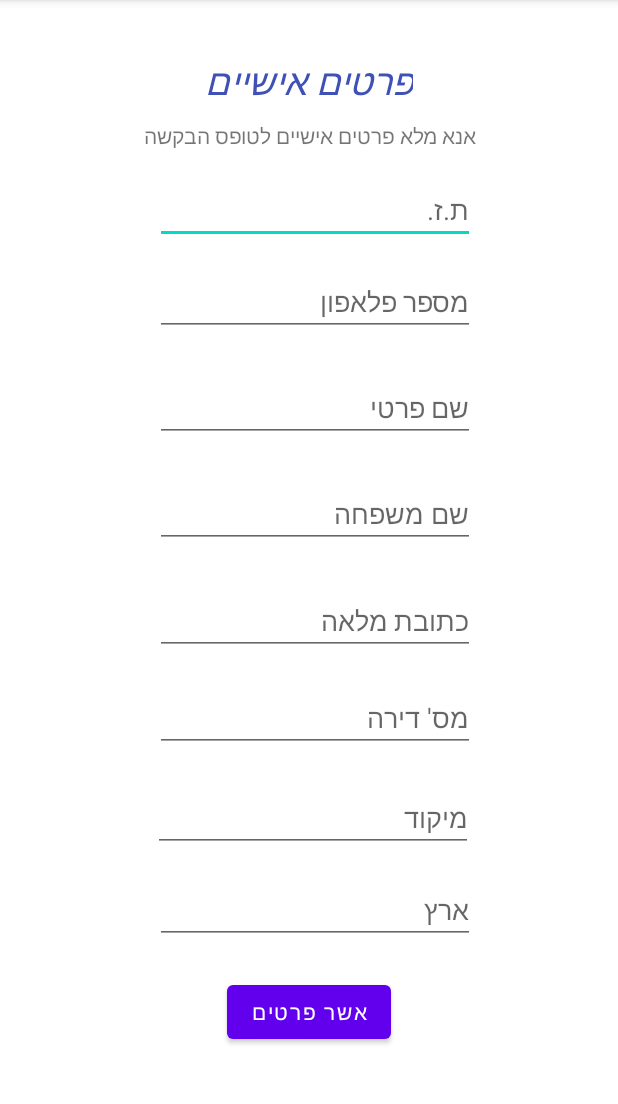
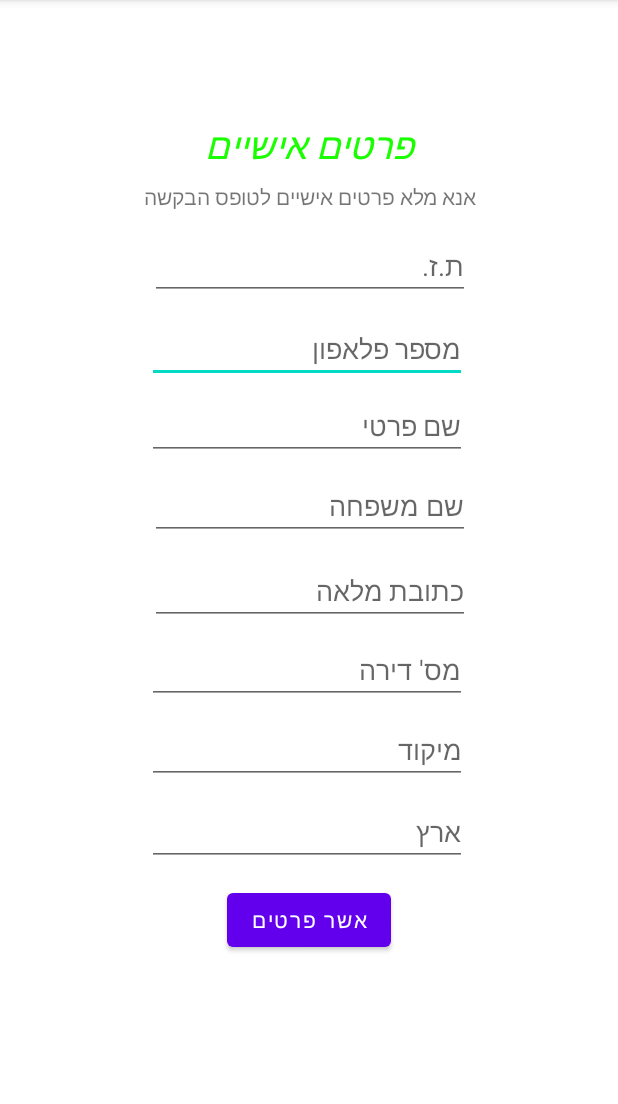
Before and after one commit to natos152/EasyPass, an Android app: the AdvancedRegisterActivity screen opened directly, with no data from a screen before it, on a phone screen of 412 x 824 dp, the part 84-1188 px from its top. Run offline under Robolectric (Android 15) with nearby library versions, the phone set to English and light mode, and no system bars; our stand-ins replace Firebase (no records; nobody signed in at launch, a user with empty details on screens opened directly).

Commit message:
Asaf work's too

```diff
--- a/app/src/main/java/com/example/easypass/SignUpActivity.java
+++ b/app/src/main/java/com/example/easypass/SignUpActivity.java
@@ -43,10 +43,14 @@ public class SignUpActivity extends AppCompatActivity {
 
 
     private void signUpUser() {
+        if (Email.getText().toString().equals("") || UserName.getText().toString().equals("") || Pass.getText().toString().equals("") || Repass.getText().toString().equals("")) {
+            Toast.makeText(getApplicationContext(), "אנא מלא/י את כל השדות", Toast.LENGTH_SHORT).show();
+            return;
+        }
         if (!Pass.getText().toString().equals(Repass.getText().toString())) {
             Toast.makeText(getApplicationContext(), "סיסמא אינה תואמת!", Toast.LENGTH_LONG).show();
             return;
-        }
+        } else {
             mAuth.createUserWithEmailAndPassword(Email.getText().toString(), Pass.getText().toString())
                     .addOnCompleteListener(SignUpActivity.this, task -> {
                         if (task.isSuccessful()) {
@@ -60,6 +64,8 @@ public class SignUpActivity extends AppCompatActivity {
                     });
         }
 
+    }
+
     public void onClick(View view) {
         signUpUser();
     }
--- a/app/src/main/res/layout/activity_advanced_register.xml
+++ b/app/src/main/res/layout/activity_advanced_register.xml
@@ -8,80 +8,109 @@
 
   <TextView
       android:id="@+id/textView5"
+      android:layout_width="184dp"
+      android:layout_height="wrap_content"
+      android:layout_marginTop="80dp"
+      android:text="פרטים אישיים"
+      android:textAlignment="center"
+      android:textColor="#1AFF00"
+      android:textDirection="firstStrongRtl"
+      android:textSize="24sp"
+      android:textStyle="italic"
+      android:visibility="visible"
+      app:layout_constraintEnd_toEndOf="parent"
+      app:layout_constraintStart_toStartOf="parent"
+      app:layout_constraintTop_toTopOf="parent"
+      tools:visibility="visible" />
+
+  <TextView
+      android:id="@+id/textView20"
       android:layout_width="wrap_content"
       android:layout_height="wrap_content"
-    android:layout_marginTop="37dp"
-    android:text="פרטים אישיים"
-    android:textColor="#3F51B5"
-    android:textSize="24sp"
-    android:textStyle="italic"
+      android:layout_marginTop="8dp"
+      android:text="אנא מלא פרטים אישיים לטופס הבקשה"
       app:layout_constraintEnd_toEndOf="parent"
       app:layout_constraintStart_toStartOf="parent"
-    app:layout_constraintTop_toTopOf="parent" />
-
-  <EditText
-    android:id="@+id/sign_id"
-    android:layout_width="wrap_content"
-    android:layout_height="wrap_content"
-    android:layout_marginStart="8dp"
-    android:layout_marginTop="17dp"
-    android:ems="10"
-    android:hint="ת.ז."
-    android:inputType="textPersonName"
-    app:layout_constraintStart_toStartOf="@+id/textView20"
-    app:layout_constraintTop_toBottomOf="@+id/textView20" />
+      app:layout_constraintTop_toBottomOf="@+id/textView5" />
 
   <EditText
       android:id="@+id/sign_phone"
       android:layout_width="wrap_content"
       android:layout_height="wrap_content"
-    android:layout_marginTop="16dp"
+      android:layout_marginTop="10dp"
+      android:layout_marginEnd="2dp"
       android:ems="10"
       android:hint="מספר פלאפון"
-    android:inputType="textPersonName"
-    app:layout_constraintStart_toStartOf="@+id/sign_id"
+      android:inputType="number"
+      android:maxLength="10"
+      app:layout_constraintEnd_toEndOf="@+id/sign_id"
       app:layout_constraintTop_toBottomOf="@+id/sign_id" />
 
   <EditText
       android:id="@+id/sign_country"
       android:layout_width="wrap_content"
       android:layout_height="wrap_content"
-    android:layout_marginStart="1dp"
-    android:layout_marginTop="16dp"
+      android:layout_marginTop="9dp"
       android:ems="10"
       android:hint="ארץ"
       android:inputType="textPersonName"
+      android:maxLength="15"
       app:layout_constraintStart_toStartOf="@+id/sign_zip_code"
       app:layout_constraintTop_toBottomOf="@+id/sign_zip_code" />
+
+  <EditText
+      android:id="@+id/sign_id"
+      android:layout_width="wrap_content"
+      android:layout_height="wrap_content"
+      android:layout_marginTop="14dp"
+      android:layout_marginEnd="4dp"
+      android:ems="10"
+      android:hint="ת.ז."
+      android:inputType="number"
+      android:maxLength="9"
+      app:layout_constraintEnd_toEndOf="@+id/textView20"
+      app:layout_constraintTop_toBottomOf="@+id/textView20" />
+
+  <EditText
+      android:id="@+id/sign_apartment"
+      android:layout_width="wrap_content"
+      android:layout_height="wrap_content"
+      android:layout_marginTop="7dp"
+      android:layout_marginEnd="2dp"
+      android:ems="10"
+      android:hint="מס' דירה"
+      android:inputType="textPersonName"
+      app:layout_constraintEnd_toEndOf="@+id/sign_address"
+      app:layout_constraintTop_toBottomOf="@+id/sign_address" />
+
+  <EditText
+      android:id="@+id/sign_zip_code"
+      android:layout_width="wrap_content"
+      android:layout_height="wrap_content"
+      android:layout_marginTop="8dp"
+      android:ems="10"
+      android:hint="מיקוד"
+      android:inputType="number"
+      android:maxLength="7"
+      app:layout_constraintStart_toStartOf="@+id/sign_apartment"
+      app:layout_constraintTop_toBottomOf="@+id/sign_apartment" />
 
   <EditText
       android:id="@+id/sign_first_name"
       android:layout_width="wrap_content"
       android:layout_height="wrap_content"
-    android:layout_marginTop="25dp"
+      android:layout_marginTop="6dp"
       android:ems="10"
       android:hint="שם פרטי"
       android:inputType="textPersonName"
       app:layout_constraintStart_toStartOf="@+id/sign_phone"
       app:layout_constraintTop_toBottomOf="@+id/sign_phone" />
 
-  <EditText
-    android:id="@+id/sign_zip_code"
-    android:layout_width="wrap_content"
-    android:layout_height="wrap_content"
-    android:layout_marginTop="21dp"
-    android:layout_marginEnd="1dp"
-    android:ems="10"
-    android:hint="מיקוד"
-    android:inputType="textPersonName"
-    app:layout_constraintEnd_toEndOf="@+id/sign_apartment"
-    app:layout_constraintTop_toBottomOf="@+id/sign_apartment" />
-
   <Button
       android:id="@+id/sign_up_btn"
       android:layout_width="wrap_content"
       android:layout_height="wrap_content"
-    android:layout_marginTop="21dp"
+      android:layout_marginTop="12dp"
       android:text="אשר פרטים"
       app:layout_constraintEnd_toEndOf="parent"
       app:layout_constraintStart_toStartOf="parent"
@@ -91,7 +120,8 @@
       android:id="@+id/sign_last_name"
       android:layout_width="wrap_content"
       android:layout_height="wrap_content"
-    android:layout_marginTop="25dp"
+      android:layout_marginStart="2dp"
+      android:layout_marginTop="8dp"
       android:ems="10"
       android:hint="שם משפחה"
       android:inputType="textPersonName"
@@ -99,35 +129,14 @@
       app:layout_constraintTop_toBottomOf="@+id/sign_first_name" />
 
   <EditText
-    android:id="@+id/sign_apartment"
-    android:layout_width="wrap_content"
-    android:layout_height="wrap_content"
-    android:layout_marginTop="19dp"
-    android:ems="10"
-    android:hint="מס' דירה"
-    android:inputType="textPersonName"
-    app:layout_constraintStart_toStartOf="@+id/sign_address"
-    app:layout_constraintTop_toBottomOf="@+id/sign_address" />
-
-  <EditText
       android:id="@+id/sign_address"
       android:layout_width="wrap_content"
       android:layout_height="wrap_content"
-    android:layout_marginTop="26dp"
+      android:layout_marginTop="11dp"
       android:ems="10"
       android:hint="כתובת מלאה"
       android:inputType="textPersonName"
       app:layout_constraintStart_toStartOf="@+id/sign_last_name"
       app:layout_constraintTop_toBottomOf="@+id/sign_last_name" />
 
-  <TextView
-    android:id="@+id/textView20"
-    android:layout_width="wrap_content"
-    android:layout_height="wrap_content"
-    android:layout_marginTop="10dp"
-    android:text="אנא מלא פרטים אישיים לטופס הבקשה"
-    app:layout_constraintEnd_toEndOf="parent"
-    app:layout_constraintStart_toStartOf="parent"
-    app:layout_constraintTop_toBottomOf="@+id/textView5" />
-
 </androidx.constraintlayout.widget.ConstraintLayout>
```
Lines whose indentation alone changed are shown as unchanged.
